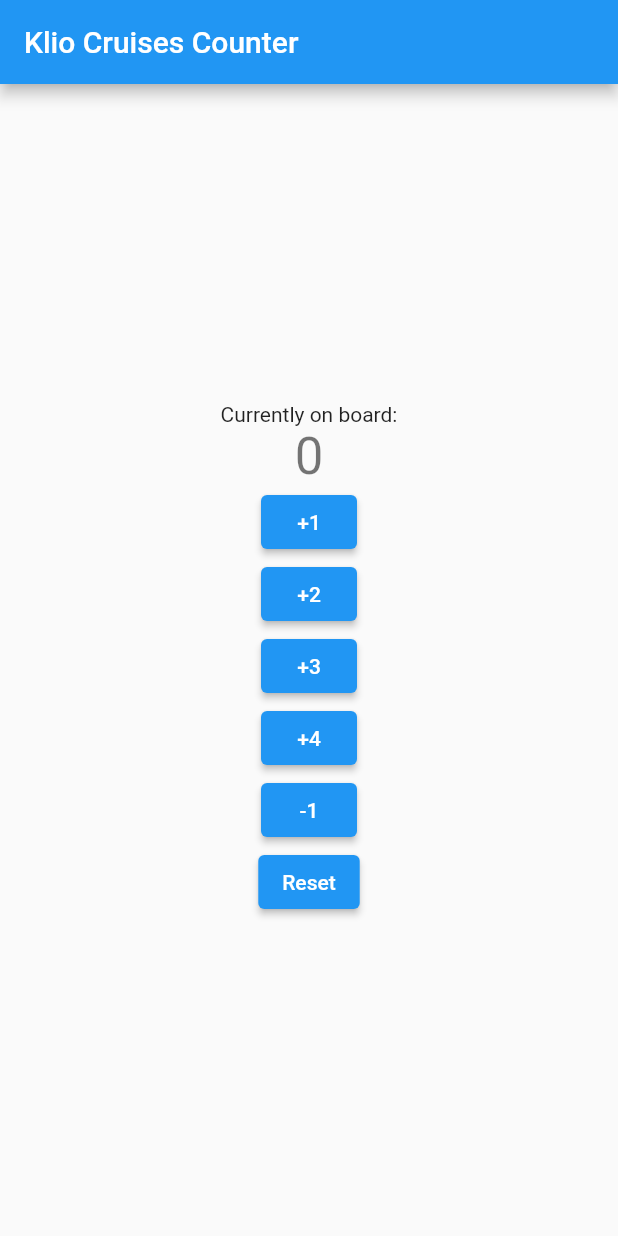
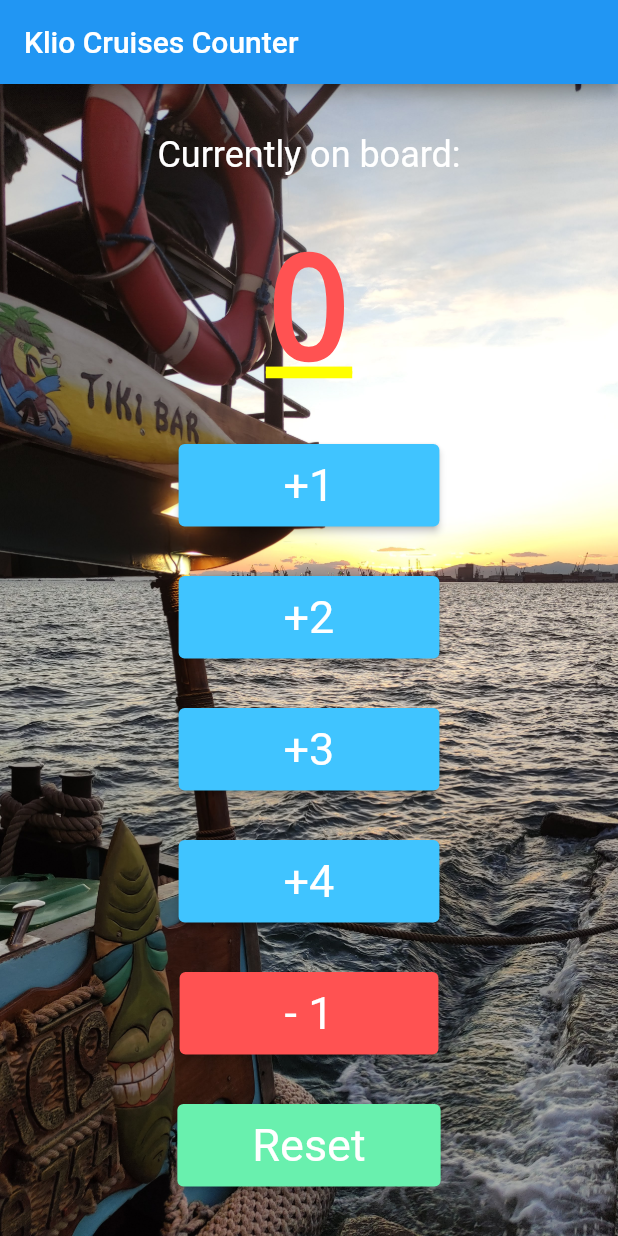
Before and after one commit to vagmark30/klioCounterFlutter, a Flutter app: the screen it shows after launch, on a phone screen of 412 x 824 dp. Run offline on Flutter 3.47's test engine with Material 2 defaults, Android fonts, the light colour scheme and no system bars.

Commit message:
Added styling on btns and background image

```diff
--- a/lib/main.dart
+++ b/lib/main.dart
@@ -123,7 +123,13 @@ class _MyHomePageState extends State<MyHomePage> {
         // the App.build method, and use it to set our appbar title.
         title: Text(widget.title),
       ),
-      body: Center(
+      body: Container(
+        constraints: BoxConstraints.expand(),
+        decoration: BoxDecoration(
+            image: DecorationImage(
+                image: AssetImage("images/app_bg.jpg"),
+                fit: BoxFit.cover)),
+        child :Center(
           // Center is a layout widget. It takes a single child and positions it
           // in the middle of the parent.
 
@@ -142,43 +148,75 @@ class _MyHomePageState extends State<MyHomePage> {
             // center the children vertically; the main axis here is the vertical
             // axis because Columns are vertical (the cross axis would be
             // horizontal).
-          mainAxisAlignment: MainAxisAlignment.center,
+            mainAxisAlignment: MainAxisAlignment.spaceEvenly,
             children: <Widget>[
               Text(
                 'Currently on board:',
+                style: Theme.of(context).accentTextTheme.headline5,
               ),
               Text(
                 '$_counter',
-              style: Theme.of(context).textTheme.headline4,
+                style: DefaultTextStyle.of(context).style.apply(fontSizeFactor: 2.0, color: Colors.redAccent),
               ),
               ElevatedButton(
+                style: ElevatedButton.styleFrom(
+                    primary: Colors.lightBlueAccent,
+                    textStyle: TextStyle(fontSize: 30),
+                    padding: EdgeInsets.symmetric(horizontal: 70, vertical: 10)
+                ),
                 onPressed: _incrementCounter,
                 child: Text('+1'),
               ),
               ElevatedButton(
+                style: ElevatedButton.styleFrom(
+                    primary: Colors.lightBlueAccent,
+                    textStyle: TextStyle(fontSize: 30),
+                    padding: EdgeInsets.symmetric(horizontal: 70, vertical: 10)
+                ),
                 onPressed: _increment2Counter,
                 child: Text('+2'),
               ),
               ElevatedButton(
+                style: ElevatedButton.styleFrom(
+                    primary: Colors.lightBlueAccent,
+                    textStyle: TextStyle(fontSize: 30),
+                    padding: EdgeInsets.symmetric(horizontal: 70, vertical: 10)
+                ),
                 onPressed: _increment3Counter,
                 child: Text('+3'),
               ),
               ElevatedButton(
+                style: ElevatedButton.styleFrom(
+                    primary: Colors.lightBlueAccent,
+                    textStyle: TextStyle(fontSize: 30),
+                    padding: EdgeInsets.symmetric(horizontal: 70, vertical: 10)
+                ),
                 onPressed: _increment4Counter,
                 child: Text('+4'),
               ),
 
               ElevatedButton(
+                style: ElevatedButton.styleFrom(
+                    primary: Colors.redAccent,
+                    textStyle: TextStyle(fontSize: 30),
+                    padding: EdgeInsets.symmetric(horizontal: 70, vertical: 10)
+                ),
                 onPressed: _decreaceCounter,
-              child: Text('-1'),
+                child: Text('- 1'),
               ),
               ElevatedButton(
+                style: ElevatedButton.styleFrom(
+                    primary: Colors.greenAccent,
+                    textStyle: TextStyle(fontSize: 30),
+                    padding: EdgeInsets.symmetric(horizontal: 50, vertical: 10)
+                ),
                 onPressed: _resetCounter,
                 child: Text('Reset'),
               ),
             ],
           ),
         ),
+      ),
     );
   }
 }
```
Also changed, not shown: pubspec.yaml (+2 -8 lines), images/app_bg.jpg (added), images/app_bg2.jpg (added), images/demo.jpg (added). Lines whose indentation alone changed are shown as unchanged.
